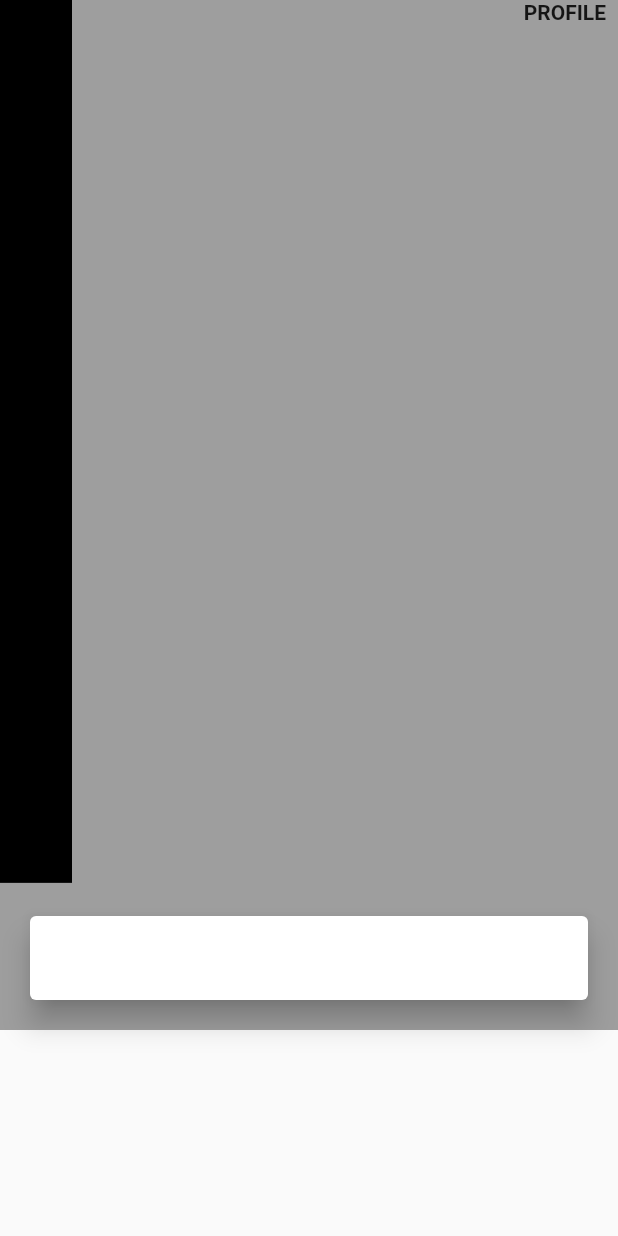
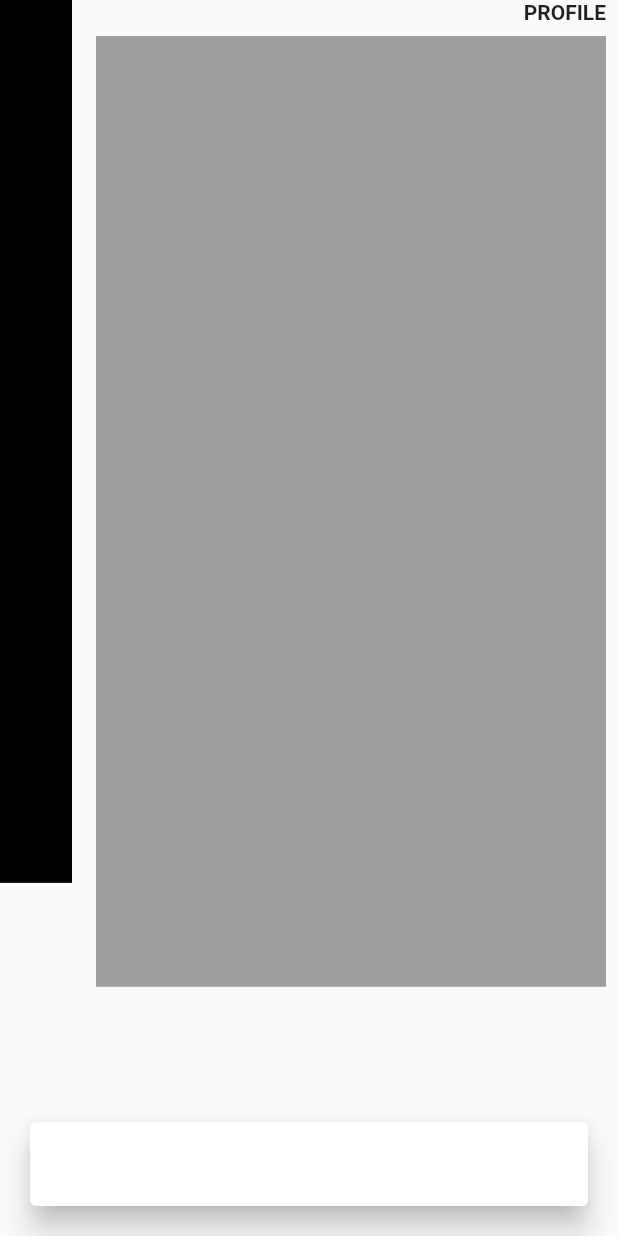
Before and after one commit to JAICHANGPARK/flutter_notebook_11th_story, a Flutter app: the screen it shows after launch, on a phone screen of 412 x 824 dp. Run offline on Flutter 3.47's test engine with Material 2 defaults, Android fonts, the phone set to English and light mode, and no system bars; our stand-ins replace backdrop, badges, flutter_inner_drawer, flutter_slidable, flutter_swiper, google_fonts.

Commit message:
Update food_bill_home_page.dart

```diff
--- a/lib/ep714_food_bill_app/ui/food_bill_home_page.dart
+++ b/lib/ep714_food_bill_app/ui/food_bill_home_page.dart
@@ -14,10 +14,14 @@ class _FoodBillHomePageState extends State<FoodBillHomePage> {
           children: [
 
             Positioned(child: Container(
-              height: MediaQuery.of(context).size.height / 1.2,
+              height: MediaQuery.of(context).size.height / 1.3,
               color: Colors.grey,
+
             )
-
+            ,
+              left: 64,
+              right: 8,
+              top: 24,
             ),
             Positioned(
               right: 8,
```
